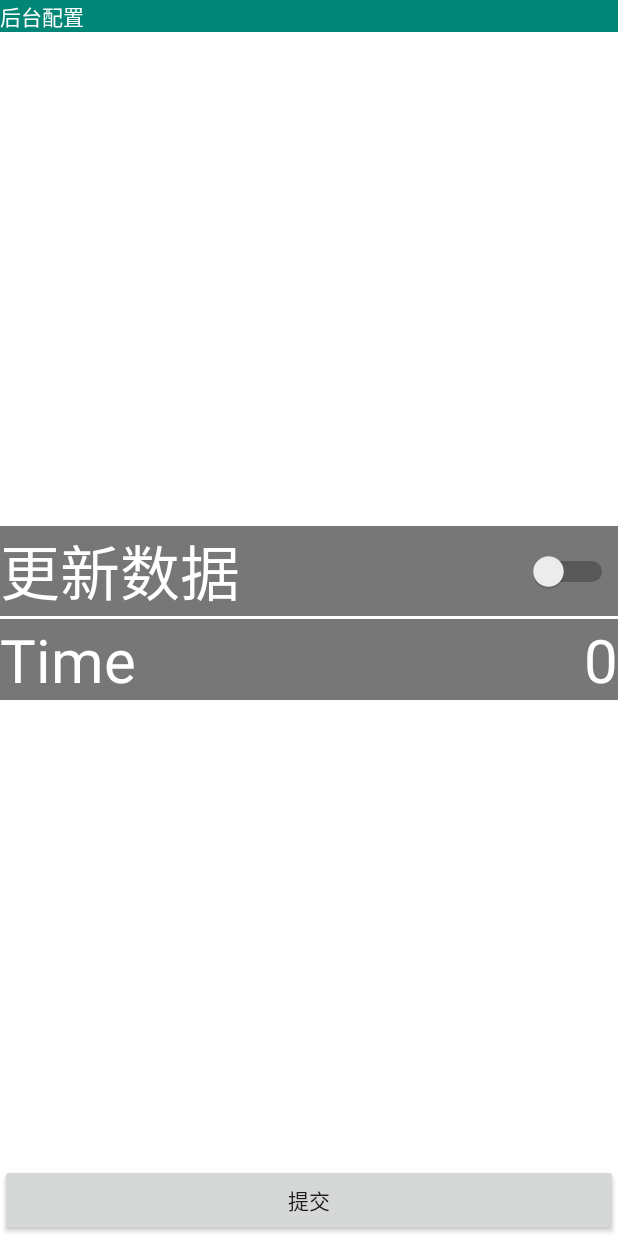
After one commit to zym0228/coolweather, an Android app: the fragment SetParam shown on its own in the app's theme, on a phone screen of 412 x 824 dp. The commit adds this screen. Run offline under Robolectric (Android 15) with nearby library versions, the phone set to English and light mode, and no system bars.

Commit message:
添加后台服务设置。

```diff
--- a/app/build.gradle
+++ b/app/build.gradle
@@ -29,4 +29,5 @@ dependencies {
     implementation 'com.squareup.okhttp3:okhttp:3.4.1'
     implementation 'com.github.bumptech.glide:glide:3.7.0'
     implementation 'com.google.code.gson:gson:2.7'
+    implementation 'com.android.support:design:28.0.0'
 }
--- a/app/src/main/java/com/example/coolweather/MainActivity.java
+++ b/app/src/main/java/com/example/coolweather/MainActivity.java
@@ -5,6 +5,7 @@ import android.content.SharedPreferences;
 import android.preference.PreferenceManager;
 import android.support.v7.app.AppCompatActivity;
 import android.os.Bundle;
+import android.util.Log;
 
 public class MainActivity extends AppCompatActivity {
 
@@ -12,7 +13,8 @@ public class MainActivity extends AppCompatActivity {
     protected void onCreate(Bundle savedInstanceState) {
         super.onCreate(savedInstanceState);
         setContentView(R.layout.activity_main);
-       SharedPreferences prefs = PreferenceManager.getDefaultSharedPreferences(this);
+        Log.d("test","MainActivity");
+      SharedPreferences prefs = PreferenceManager.getDefaultSharedPreferences(this);
         if(prefs.getString("weather",null)!=null){
             Intent intent = new Intent(this,WeatherActivity.class);
             startActivity(intent);
--- /dev/null
+++ b/app/src/main/java/com/example/coolweather/SetParam.java
@@ -0,0 +1,100 @@
+package com.example.coolweather;
+
+import android.content.Intent;
+import android.content.SharedPreferences;
+import android.os.Bundle;
+import android.support.v4.app.Fragment;
+import android.util.Log;
+import android.view.LayoutInflater;
+import android.view.View;
+import android.view.ViewGroup;
+import android.widget.Button;
+import android.widget.EditText;
+import android.widget.Switch;
+import android.widget.Toast;
+
+import static android.content.Context.MODE_PRIVATE;
+
+
+public class SetParam extends Fragment {
+
+    private Button btSet;
+    private EditText serviceTime_edit;
+    private Switch serviceOn_Switch;
+    private boolean service_on = false;
+
+    private SharedPreferences mSp;
+
+    @Override
+    public View onCreateView(LayoutInflater inflater, ViewGroup container, Bundle savedInstanceState){
+        View view = inflater.inflate(R.layout.setpage,container,false);
+        btSet = (Button) view.findViewById(R.id.button_submit);
+       serviceTime_edit = (EditText)view.findViewById(R.id.data1_txt);
+       serviceOn_Switch = (Switch)view.findViewById(R.id.switch_updatedata);
+
+        mSp=getActivity().getSharedPreferences("data",MODE_PRIVATE);
+        readInfo(view);
+        return view;
+    }
+
+    @Override
+   public void onActivityCreated(Bundle savedInstanceState){
+       super.onActivityCreated(savedInstanceState);
+       btSet.setOnClickListener(new View.OnClickListener() {
+           @Override
+           public void onClick(View v) {
+
+                 writeInfo(v);
+
+
+               if (service_on==true){
+                   AutoUpdateService.servicetime = Integer.parseInt(serviceTime_edit.getText().toString()) ;
+                   Intent  intent = new Intent(getActivity(),AutoUpdateService.class);
+                   getActivity().startService(intent);
+                   Log.d("test","ServiceOn");
+               }else if (service_on==false){
+                   Intent  intent = new Intent(getActivity(),AutoUpdateService.class);
+                   getActivity().stopService(intent);
+                   Log.d("test","ServiceOff");
+               }
+
+               Log.d("test", serviceTime_edit.getText().toString());
+               WeatherActivity activity = (WeatherActivity)getActivity();
+               activity.drawerLayout.closeDrawers();
+           }
+       });
+
+        serviceOn_Switch.setOnClickListener(new View.OnClickListener() {
+            @Override
+            public void onClick(View v) {
+
+                if(serviceOn_Switch.isChecked())
+                {
+                    service_on = true;
+                    Log.d("test","on");
+
+                }else if(serviceOn_Switch.isChecked()==false){
+                    service_on = false;
+                    Log.d("test","off");
+                }
+            }
+        });
+    }
+
+
+    //存数据
+    public void writeInfo(View view) {
+        SharedPreferences.Editor editor=mSp.edit();
+        editor.putString("time",serviceTime_edit.getText().toString());
+        editor.commit();
+        //editor.apply();
+        Toast.makeText(getActivity(),"存储时间数据成功",Toast.LENGTH_LONG).show();
+    }
+    //读数据
+    public void readInfo(View view) {
+        String info = mSp.getString("time","0");
+        serviceTime_edit.setText(info);
+        Toast.makeText(getActivity(), "读取时间数据成功", Toast.LENGTH_LONG).show();
+    }
+
+}
--- /dev/null
+++ b/app/src/main/res/layout/setpage.xml
@@ -0,0 +1,93 @@
+<?xml version="1.0" encoding="utf-8"?>
+
+    <RelativeLayout
+        xmlns:android="http://schemas.android.com/apk/res/android"
+        android:layout_width="match_parent"
+        android:layout_height="match_parent"
+        android:background="#fff"
+        android:adjustViewBounds="true">
+<TextView
+    android:layout_width="match_parent"
+    android:layout_height="wrap_content"
+    android:text="后台配置"
+    android:textColor="#fff"
+    android:background="@color/colorPrimary"
+    android:layout_alignParentTop="true"/>
+    <View
+        android:id="@+id/line"
+        android:layout_width="fill_parent"
+        android:layout_height="2dp"
+        android:layout_centerInParent="true"
+        android:background="#fff"/>
+        <LinearLayout
+        android:layout_width="match_parent"
+        android:layout_height="wrap_content"
+        android:layout_centerVertical="true"
+        android:layout_gravity="center_vertical"
+        android:background="#fff"
+        android:layout_above="@id/line">
+
+        <Switch
+            android:id="@+id/switch_updatedata"
+            android:layout_width="wrap_content"
+            android:layout_height="wrap_content"
+            android:layout_weight="1"
+            android:text="更新数据"
+            android:textColor="#fff"
+            android:switchMinWidth = "60dp"
+
+            android:textSize="40sp"
+            android:background="#8000"
+            android:textAlignment="gravity"
+            />
+    </LinearLayout>
+        <LinearLayout
+            android:id="@+id/settime"
+            android:layout_width="match_parent"
+            android:layout_height="wrap_content"
+            android:layout_centerVertical="true"
+            android:layout_below="@id/line"
+            android:orientation="horizontal"
+            android:background="#fff">
+
+
+            <TextView
+                android:layout_width="match_parent"
+                android:layout_height="wrap_content"
+                android:layout_weight="2"
+                android:text="Time"
+                android:textColor="#fff"
+                android:background="#8000"
+                android:textSize="40sp"
+            />
+
+            <EditText
+                android:id="@+id/data1_txt"
+                android:layout_width="match_parent"
+                android:layout_height="wrap_content"
+                android:layout_weight="1"
+                android:layout_gravity="right"
+                android:hint="8"
+                android:inputType="number"
+                android:background="#8000"
+                android:gravity="right"
+                android:textSize="40sp"
+                android:textColor="#fff"
+                />
+
+        </LinearLayout>
+
+
+
+        <Button
+            android:id="@+id/button_submit"
+            android:layout_width="match_parent"
+            android:layout_height="wrap_content"
+            android:layout_alignParentBottom="true"
+            android:layout_centerInParent="true"
+            android:text="提交" />
+
+
+
+
+</RelativeLayout>
--- a/app/src/main/res/values/strings.xml
+++ b/app/src/main/res/values/strings.xml
@@ -1,3 +1,3 @@
 <resources>
-    <string name="app_name">CoolWeather</string>
+    <string name="app_name">酷爽天气</string>
 </resources>
```
Also changed, not shown: app/src/main/AndroidManifest.xml (+8 -8 lines), app/src/main/java/com/example/coolweather/AutoUpdateService.java (added, +114 -0 lines), app/src/main/java/com/example/coolweather/ChooseAreaFragment.java (+4 -4 lines), app/src/main/java/com/example/coolweather/WeatherActivity.java (+19 -3 lines), app/src/main/res/layout/activity_main.xml (+1 -14 lines), app/src/main/res/layout/activity_weather.xml (+13 -0 lines), app/src/main/res/layout/title.xml (+15 -1 lines), app/src/main/res/drawable/set.png (added), app/src/main/res/drawable/setbackground.png (added), app/src/main/res/drawable/setservice2.jpg (added), app/src/main/res/mipmap-hdpi/logo.png (added), app/src/main/res/mipmap-mdpi/logo.png (added), app/src/main/res/mipmap-xhdpi/logo.png (added), app/src/main/res/mipmap-xxhdpi/logo.png (added), 1 more files.
